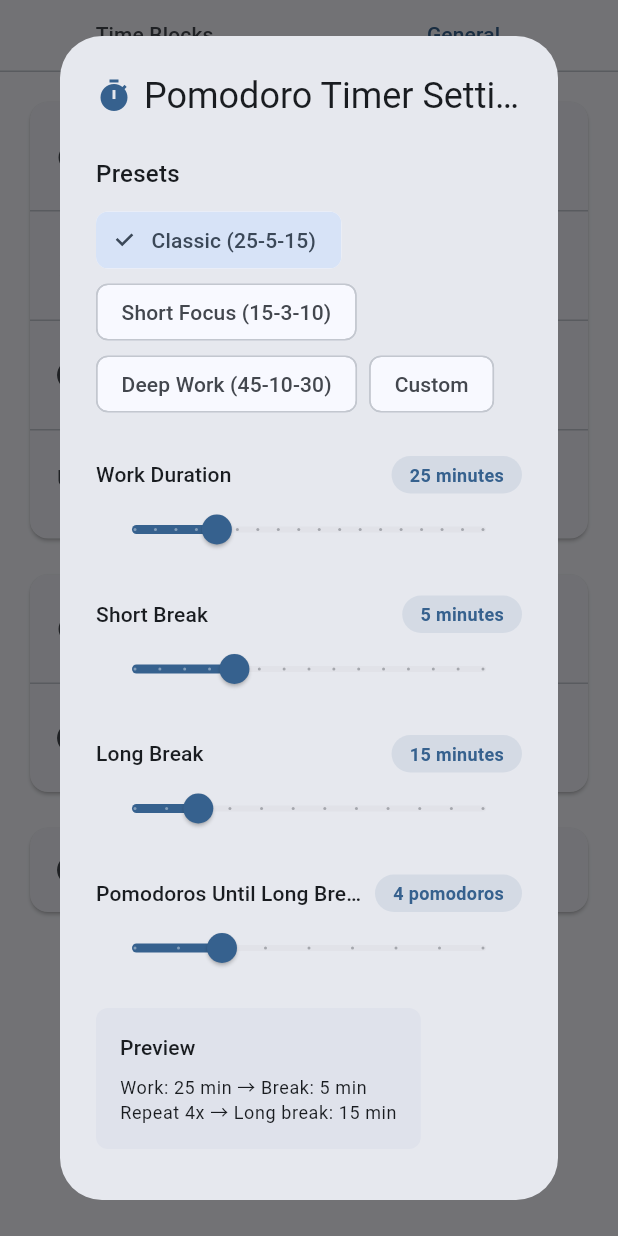
After one commit to leggg-tt/smart_time_manager, a Flutter app: the SettingsScreen screen opened directly, tab 2 chosen, after a tap on "Pomodoro Timer", on a phone screen of 412 x 824 dp. The commit adds this screen. Run offline on Flutter 3.47's test engine with Material 3 defaults, Android fonts, the phone set to English and light mode, and no system bars; our stand-ins replace permission_handler, shared_preferences, speech_to_text, sqflite, table_calendar; accounts and stored records are empty.

Commit message:
six change

```diff
--- a/lib/screens/pomodoro_screen.dart
+++ b/lib/screens/pomodoro_screen.dart
@@ -94,6 +94,8 @@ class _PomodoroScreenState extends State<PomodoroScreen> {
 
   Widget _buildTaskInfo(PomodoroProvider provider) {
     final estimatedPomodoros = provider.getEstimatedPomodoros(widget.task);
+    final remainingMinutes = provider.getRemainingWorkMinutes();
+    final workDuration = provider.settings?.workDuration ?? 25;
 
     return Card(
       child: Padding(
@@ -107,11 +109,22 @@ class _PomodoroScreenState extends State<PomodoroScreen> {
             ),
             const SizedBox(height: 8),
             Text(
-              'Estimated: $estimatedPomodoros pomodoros',
+              'Duration: ${widget.task.durationMinutes} minutes (≈$estimatedPomodoros × ${workDuration}min)',
               style: Theme.of(context).textTheme.bodyMedium?.copyWith(
                 color: Theme.of(context).textTheme.bodyMedium?.color?.withOpacity(0.7),
               ),
             ),
+            if (remainingMinutes > 0 && remainingMinutes < workDuration &&
+                provider.state == PomodoroState.working) ...[
+              const SizedBox(height: 4),
+              Text(
+                'This pomodoro: $remainingMinutes minutes',
+                style: Theme.of(context).textTheme.bodySmall?.copyWith(
+                  color: Theme.of(context).colorScheme.primary,
+                  fontWeight: FontWeight.bold,
+                ),
+              ),
+            ],
             if (provider.state == PomodoroState.shortBreak ||
                 provider.state == PomodoroState.longBreak) ...[
               const SizedBox(height: 16),
@@ -206,6 +219,7 @@ class _PomodoroScreenState extends State<PomodoroScreen> {
 
   Widget _buildProgressIndicator(PomodoroProvider provider) {
     final estimatedPomodoros = provider.getEstimatedPomodoros(widget.task);
+    final isTaskTimeCompleted = provider.totalWorkMinutes >= widget.task.durationMinutes;
 
     return Column(
       children: [
@@ -219,6 +233,14 @@ class _PomodoroScreenState extends State<PomodoroScreen> {
               style: Theme.of(context).textTheme.titleSmall,
             ),
           ],
+        ),
+        const SizedBox(height: 8),
+        // Show actual work minutes
+        Text(
+          'Work time: ${provider.totalWorkMinutes}/${widget.task.durationMinutes} minutes',
+          style: Theme.of(context).textTheme.bodySmall?.copyWith(
+            color: Theme.of(context).textTheme.bodySmall?.color?.withOpacity(0.7),
+          ),
         ),
         const SizedBox(height: 8),
         Row(
@@ -238,7 +260,7 @@ class _PomodoroScreenState extends State<PomodoroScreen> {
           ),
         ),
         const SizedBox(height: 16),
-        if (provider.completedPomodoros >= estimatedPomodoros)
+        if (isTaskTimeCompleted || provider.state == PomodoroState.idle && provider.completedPomodoros > 0)
           ElevatedButton.icon(
             onPressed: () => _completeTask(provider),
             icon: const Icon(Icons.check_circle),
--- a/lib/screens/settings_screen.dart
+++ b/lib/screens/settings_screen.dart
@@ -4,6 +4,7 @@ import '../providers/time_block_provider.dart';
 import '../models/user_time_block.dart';
 import '../widgets/time_block_list_item.dart';
 import '../widgets/add_time_block_dialog.dart';
+import '../widgets/pomodoro_settings_dialog.dart';
 
 class SettingsScreen extends StatelessWidget {
   const SettingsScreen({super.key});
@@ -203,6 +204,19 @@ class _GeneralSettings extends StatelessWidget {
           child: Column(
             children: [
               ListTile(
+                leading: const Icon(Icons.timer),
+                title: const Text('Pomodoro Timer'),
+                subtitle: const Text('Customize work and break durations'),
+                trailing: const Icon(Icons.chevron_right),
+                onTap: () {
+                  showDialog(
+                    context: context,
+                    builder: (context) => const PomodoroSettingsDialog(),
+                  );
+                },
+              ),
+              const Divider(height: 1),
+              ListTile(
                 leading: const Icon(Icons.notifications),
                 title: const Text('Task Reminders'),     // 原来是 '任务提醒'
                 subtitle: const Text('Remind before task starts'), // 原来是 '在任务开始前提醒'
--- /dev/null
+++ b/lib/services/pomodoro_settings_service.dart
@@ -0,0 +1,117 @@
+import 'package:shared_preferences/shared_preferences.dart';
+
+class PomodoroSettings {
+  final int workDuration;      // in minutes
+  final int shortBreakDuration; // in minutes
+  final int longBreakDuration;  // in minutes
+  final int pomodorosUntilLongBreak;
+
+  PomodoroSettings({
+    required this.workDuration,
+    required this.shortBreakDuration,
+    required this.longBreakDuration,
+    required this.pomodorosUntilLongBreak,
+  });
+
+  // Default settings
+  static PomodoroSettings get defaultSettings => PomodoroSettings(
+    workDuration: 25,
+    shortBreakDuration: 5,
+    longBreakDuration: 15,
+    pomodorosUntilLongBreak: 4,
+  );
+
+  // Preset templates
+  static final Map<String, PomodoroSettings> presets = {
+    'classic': PomodoroSettings(
+      workDuration: 25,
+      shortBreakDuration: 5,
+      longBreakDuration: 15,
+      pomodorosUntilLongBreak: 4,
+    ),
+    'short_focus': PomodoroSettings(
+      workDuration: 15,
+      shortBreakDuration: 3,
+      longBreakDuration: 10,
+      pomodorosUntilLongBreak: 4,
+    ),
+    'deep_work': PomodoroSettings(
+      workDuration: 45,
+      shortBreakDuration: 10,
+      longBreakDuration: 30,
+      pomodorosUntilLongBreak: 3,
+    ),
+  };
+
+  Map<String, dynamic> toJson() => {
+    'workDuration': workDuration,
+    'shortBreakDuration': shortBreakDuration,
+    'longBreakDuration': longBreakDuration,
+    'pomodorosUntilLongBreak': pomodorosUntilLongBreak,
+  };
+
+  factory PomodoroSettings.fromJson(Map<String, dynamic> json) => PomodoroSettings(
+    workDuration: json['workDuration'] ?? 25,
+    shortBreakDuration: json['shortBreakDuration'] ?? 5,
+    longBreakDuration: json['longBreakDuration'] ?? 15,
+    pomodorosUntilLongBreak: json['pomodorosUntilLongBreak'] ?? 4,
+  );
+
+  PomodoroSettings copyWith({
+    int? workDuration,
+    int? shortBreakDuration,
+    int? longBreakDuration,
+    int? pomodorosUntilLongBreak,
+  }) => PomodoroSettings(
+    workDuration: workDuration ?? this.workDuration,
+    shortBreakDuration: shortBreakDuration ?? this.shortBreakDuration,
+    longBreakDuration: longBreakDuration ?? this.longBreakDuration,
+    pomodorosUntilLongBreak: pomodorosUntilLongBreak ?? this.pomodorosUntilLongBreak,
+  );
+}
+
+class PomodoroSettingsService {
+  static const String _settingsKey = 'pomodoro_settings';
+
+  // Save settings
+  static Future<void> saveSettings(PomodoroSettings settings) async {
+    final prefs = await SharedPreferences.getInstance();
+    await prefs.setString(_settingsKey, settings.toJson().toString());
+
+    // Save individual values for easier access
+    await prefs.setInt('pomo_work_duration', settings.workDuration);
+    await prefs.setInt('pomo_short_break', settings.shortBreakDuration);
+    await prefs.setInt('pomo_long_break', settings.longBreakDuration);
+    await prefs.setInt('pomo_until_long', settings.pomodorosUntilLongBreak);
+  }
+
+  // Load settings
+  static Future<PomodoroSettings> loadSettings() async {
+    final prefs = await SharedPreferences.getInstance();
+
+    final workDuration = prefs.getInt('pomo_work_duration') ?? 25;
+    final shortBreak = prefs.getInt('pomo_short_break') ?? 5;
+    final longBreak = prefs.getInt('pomo_long_break') ?? 15;
+    final untilLong = prefs.getInt('pomo_until_long') ?? 4;
+
+    return PomodoroSettings(
+      workDuration: workDuration,
+      shortBreakDuration: shortBreak,
+      longBreakDuration: longBreak,
+      pomodorosUntilLongBreak: untilLong,
+    );
+  }
+
+  // Reset to default
+  static Future<void> resetToDefault() async {
+    await saveSettings(PomodoroSettings.defaultSettings);
+  }
+
+  // Validate settings
+  static bool validateSettings(PomodoroSettings settings) {
+    return settings.workDuration >= 5 && settings.workDuration <= 90 &&
+        settings.shortBreakDuration >= 1 && settings.shortBreakDuration <= 15 &&
+        settings.longBreakDuration >= 5 && settings.longBreakDuration <= 60 &&
+        settings.pomodorosUntilLongBreak >= 2 && settings.pomodorosUntilLongBreak <= 10;
+  }
+}
--- /dev/null
+++ b/lib/widgets/pomodoro_settings_dialog.dart
@@ -0,0 +1,326 @@
+import 'package:flutter/material.dart';
+import 'package:provider/provider.dart';
+import '../services/pomodoro_settings_service.dart';
+import '../providers/pomodoro_provider.dart';
+
+class PomodoroSettingsDialog extends StatefulWidget {
+  const PomodoroSettingsDialog({Key? key}) : super(key: key);
+
+  @override
+  State<PomodoroSettingsDialog> createState() => _PomodoroSettingsDialogState();
+}
+
+class _PomodoroSettingsDialogState extends State<PomodoroSettingsDialog> {
+  late PomodoroSettings _settings;
+  String _selectedPreset = 'custom';
+  bool _isLoading = true;
+
+  @override
+  void initState() {
+    super.initState();
+    _loadCurrentSettings();
+  }
+
+  Future<void> _loadCurrentSettings() async {
+    final settings = await PomodoroSettingsService.loadSettings();
+    setState(() {
+      _settings = settings;
+      _isLoading = false;
+      _checkPreset(settings);
+    });
+  }
+
+  void _checkPreset(PomodoroSettings settings) {
+    // Check if current settings match any preset
+    for (final entry in PomodoroSettings.presets.entries) {
+      final preset = entry.value;
+      if (preset.workDuration == settings.workDuration &&
+          preset.shortBreakDuration == settings.shortBreakDuration &&
+          preset.longBreakDuration == settings.longBreakDuration &&
+          preset.pomodorosUntilLongBreak == settings.pomodorosUntilLongBreak) {
+        _selectedPreset = entry.key;
+        return;
+      }
+    }
+    _selectedPreset = 'custom';
+  }
+
+  @override
+  Widget build(BuildContext context) {
+    if (_isLoading) {
+      return const Dialog(
+        child: Padding(
+          padding: EdgeInsets.all(32.0),
+          child: CircularProgressIndicator(),
+        ),
+      );
+    }
+
+    return Dialog(
+      child: Container(
+        constraints: const BoxConstraints(maxWidth: 500),
+        child: SingleChildScrollView(
+          child: Padding(
+            padding: const EdgeInsets.all(24),
+            child: Column(
+              mainAxisSize: MainAxisSize.min,
+              crossAxisAlignment: CrossAxisAlignment.start,
+              children: [
+                // Title
+                Row(
+                  children: [
+                    Icon(
+                      Icons.timer,
+                      color: Theme.of(context).colorScheme.primary,
+                    ),
+                    const SizedBox(width: 8),
+                    Expanded(
+                      child: Text(
+                        'Pomodoro Timer Settings',
+                        style: Theme.of(context).textTheme.headlineSmall,
+                        overflow: TextOverflow.ellipsis,
+                      ),
+                    ),
+                  ],
+                ),
+                const SizedBox(height: 24),
+
+                // Preset selection
+                Text(
+                  'Presets',
+                  style: Theme.of(context).textTheme.titleMedium,
+                ),
+                const SizedBox(height: 8),
+                Wrap(
+                  spacing: 8,
+                  children: [
+                    _buildPresetChip('classic', 'Classic (25-5-15)'),
+                    _buildPresetChip('short_focus', 'Short Focus (15-3-10)'),
+                    _buildPresetChip('deep_work', 'Deep Work (45-10-30)'),
+                    _buildPresetChip('custom', 'Custom'),
+                  ],
+                ),
+                const SizedBox(height: 24),
+
+                // Work duration
+                _buildDurationSlider(
+                  title: 'Work Duration',
+                  value: _settings.workDuration,
+                  min: 5,
+                  max: 90,
+                  divisions: 17,
+                  suffix: 'minutes',
+                  onChanged: (value) {
+                    setState(() {
+                      _settings = _settings.copyWith(workDuration: value.round());
+                      _selectedPreset = 'custom';
+                    });
+                  },
+                ),
+                const SizedBox(height: 20),
+
+                // Short break duration
+                _buildDurationSlider(
+                  title: 'Short Break',
+                  value: _settings.shortBreakDuration,
+                  min: 1,
+                  max: 15,
+                  divisions: 14,
+                  suffix: 'minutes',
+                  onChanged: (value) {
+                    setState(() {
+                      _settings = _settings.copyWith(shortBreakDuration: value.round());
+                      _selectedPreset = 'custom';
+                    });
+                  },
+                ),
+                const SizedBox(height: 20),
+
+                // Long break duration
+                _buildDurationSlider(
+                  title: 'Long Break',
+                  value: _settings.longBreakDuration,
+                  min: 5,
+                  max: 60,
+                  divisions: 11,
+                  suffix: 'minutes',
+                  onChanged: (value) {
+                    setState(() {
+                      _settings = _settings.copyWith(longBreakDuration: value.round());
+                      _selectedPreset = 'custom';
+                    });
+                  },
+                ),
+                const SizedBox(height: 20),
+
+                // Pomodoros until long break
+                _buildDurationSlider(
+                  title: 'Pomodoros Until Long Break',
+                  value: _settings.pomodorosUntilLongBreak,
+                  min: 2,
+                  max: 10,
+                  divisions: 8,
+                  suffix: 'pomodoros',
+                  onChanged: (value) {
+                    setState(() {
+                      _settings = _settings.copyWith(pomodorosUntilLongBreak: value.round());
+                      _selectedPreset = 'custom';
+                    });
+                  },
+                ),
+                const SizedBox(height: 16),
+
+                // Preview
+                Container(
+                  padding: const EdgeInsets.all(16),
+                  decoration: BoxDecoration(
+                    color: Theme.of(context).colorScheme.surfaceVariant,
+                    borderRadius: BorderRadius.circular(8),
+                  ),
+                  child: Column(
+                    crossAxisAlignment: CrossAxisAlignment.start,
+                    children: [
+                      Text(
+                        'Preview',
+                        style: Theme.of(context).textTheme.titleSmall,
+                      ),
+                      const SizedBox(height: 8),
+                      Text(
+                        'Work: ${_settings.workDuration} min → '
+                            'Break: ${_settings.shortBreakDuration} min\n'
+                            'Repeat ${_settings.pomodorosUntilLongBreak}x → '
+                            'Long break: ${_settings.longBreakDuration} min',
+                        style: Theme.of(context).textTheme.bodySmall,
+                      ),
+                    ],
+                  ),
+                ),
+                const SizedBox(height: 24),
+
+                // Action buttons
+                Wrap(
+                  alignment: WrapAlignment.end,
+                  spacing: 8,
+                  children: [
+                    TextButton(
+                      onPressed: () async {
+                        await PomodoroSettingsService.resetToDefault();
+                        await _loadCurrentSettings();
+                      },
+                      child: const Text('Reset to Default'),
+                    ),
+                    TextButton(
+                      onPressed: () => Navigator.of(context).pop(),
+                      child: const Text('Cancel'),
+                    ),
+                    ElevatedButton(
+                      onPressed: () async {
+                        if (PomodoroSettingsService.validateSettings(_settings)) {
+                          await PomodoroSettingsService.saveSettings(_settings);
+
+                          // Update provider if it exists
+                          if (context.mounted) {
+                            try {
+                              final provider = context.read<PomodoroProvider>();
+                              await provider.updateSettings(_settings);
+                            } catch (e) {
+                              // Provider might not exist
+                            }
+                          }
+
+                          if (context.mounted) {
+                            Navigator.of(context).pop();
+                            ScaffoldMessenger.of(context).showSnackBar(
+                              const SnackBar(content: Text('Settings saved')),
+                            );
+                          }
+                        } else {
+                          ScaffoldMessenger.of(context).showSnackBar(
+                            const SnackBar(
+                              content: Text('Invalid settings'),
+                              backgroundColor: Colors.red,
+                            ),
+                          );
+                        }
+                      },
+                      child: const Text('Save'),
+                    ),
+                  ],
+                ),
+              ],
+            ),
+          ),
+        ),
+      ),
+    );
+  }
+
+  Widget _buildPresetChip(String key, String label) {
+    return ChoiceChip(
+      label: Text(label),
+      selected: _selectedPreset == key,
+      onSelected: (selected) {
+        if (selected) {
+          setState(() {
+            _selectedPreset = key;
+            if (key != 'custom') {
+              _settings = PomodoroSettings.presets[key]!;
+            }
+          });
+        }
+      },
+    );
+  }
+
+  Widget _buildDurationSlider({
+    required String title,
+    required num value,
+    required double min,
+    required double max,
+    required int divisions,
+    required String suffix,
+    required ValueChanged<double> onChanged,
+  }) {
+    return Column(
+      crossAxisAlignment: CrossAxisAlignment.start,
+      children: [
+        Row(
+          mainAxisAlignment: MainAxisAlignment.spaceBetween,
+          children: [
+            Expanded(
+              child: Text(
+                title,
+                style: Theme.of(context).textTheme.titleSmall,
+                overflow: TextOverflow.ellipsis,
+              ),
+            ),
+            const SizedBox(width: 8),
+            Container(
+              padding: const EdgeInsets.symmetric(horizontal: 12, vertical: 4),
+              decoration: BoxDecoration(
+                color: Theme.of(context).colorScheme.primary.withOpacity(0.1),
+                borderRadius: BorderRadius.circular(16),
+              ),
+              child: Text(
+                '${value.round()} $suffix',
+                style: TextStyle(
+                  color: Theme.of(context).colorScheme.primary,
+                  fontWeight: FontWeight.bold,
+                  fontSize: 12,
+                ),
+              ),
+            ),
+          ],
+        ),
+        Slider(
+          value: value.toDouble(),
+          min: min,
+          max: max,
+          divisions: divisions,
+          label: '${value.round()} $suffix',
+          onChanged: onChanged,
+        ),
+      ],
+    );
+  }
+}
```
Also changed, not shown: lib/providers/pomodoro_provider.dart (+152 -29 lines).
